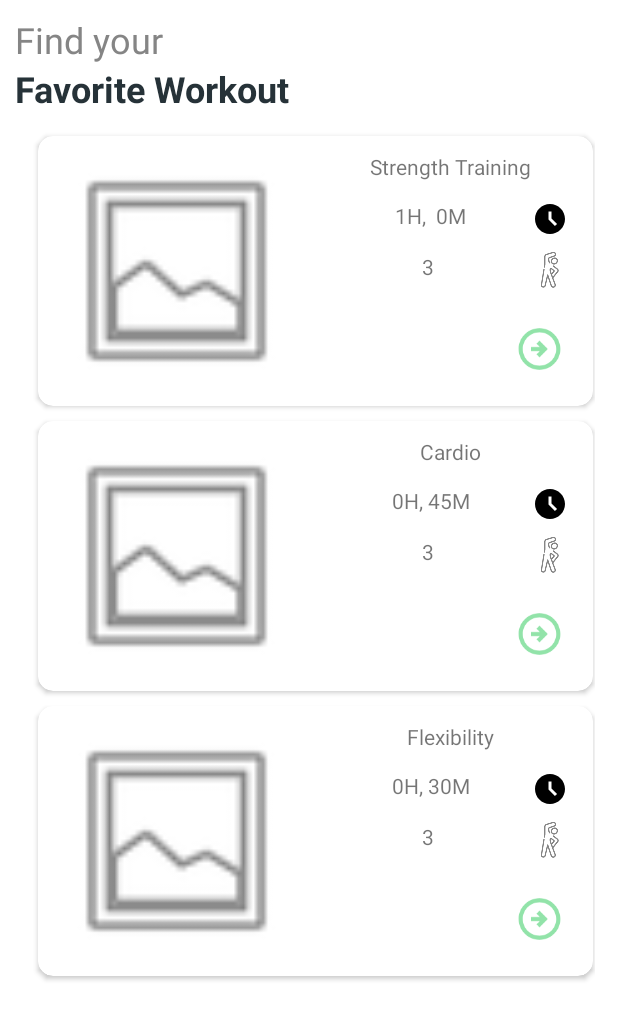
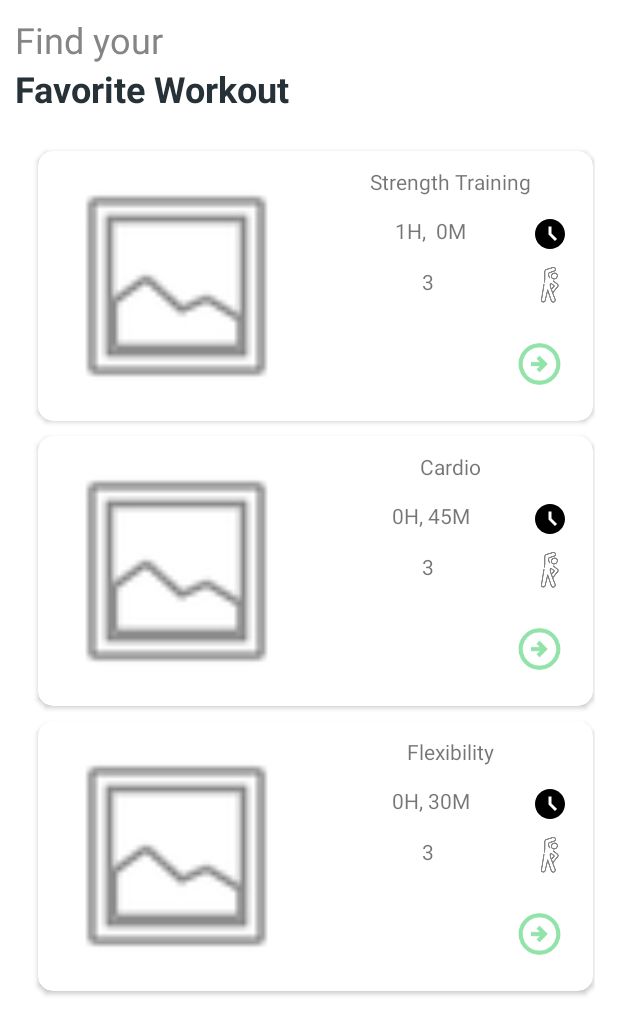
Before and after one commit to jamhour1g/FitNest, an Android app: the HomeActivity screen opened directly, with no data from a screen before it, on a phone screen of 412 x 824 dp. Shown: the top 1035 px of the screen. Run offline under Robolectric (Android 15) with nearby library versions, the phone set to English and light mode, and no system bars; Roboto replaces fonts that are not available here.

Commit message:
feat: Rework layout with divider and content-wrapping subviews
Redesign the Home Screen activity by adding a divider for improved
sectioning and adjusting all sub-views to wrap their content, enhancing
layout flexibility and visual alignment.

```diff
--- a/app/src/main/res/layout/home_screen_activity.xml
+++ b/app/src/main/res/layout/home_screen_activity.xml
@@ -8,7 +8,7 @@
     tools:context=".activities.HomeActivity">
 
     <TextView
-        android:layout_width="match_parent"
+        android:layout_width="wrap_content"
         android:layout_height="wrap_content"
         android:fontFamily="@font/alata"
         android:text="Find your"
@@ -16,7 +16,7 @@
         android:textSize="24sp" />
 
     <TextView
-        android:layout_width="match_parent"
+        android:layout_width="wrap_content"
         android:layout_height="wrap_content"
         android:fontFamily="@font/alata"
         android:text="Favorite Workout"
@@ -24,10 +24,16 @@
         android:textSize="24sp"
         android:textStyle="bold" />
 
+    <View
+        android:id="@+id/divider"
+        android:layout_width="0dp"
+        android:layout_height="10dp"
+        android:background="?android:attr/listDivider" />
+
     <androidx.recyclerview.widget.RecyclerView
         android:id="@+id/workOutCategoriesRecyclerView"
-        android:layout_width="match_parent"
-        android:layout_height="match_parent"
+        android:layout_width="wrap_content"
+        android:layout_height="wrap_content"
         android:padding="5dp" />
 
 </LinearLayout>
```
